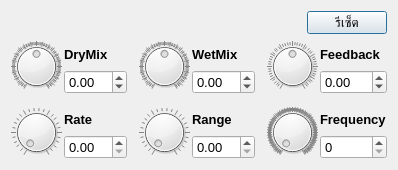
Qt form FXDialogs/AutoWahFXDialog.ui (pie62/HandyKaraoke) before a commit.
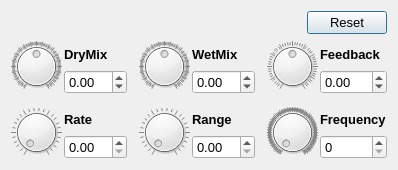
The same form after that commit. Icons and pictures are not drawn.

Commit message: change reset effect button text

```diff
--- a/FXDialogs/AutoWahFXDialog.ui
+++ b/FXDialogs/AutoWahFXDialog.ui
@@ -50,7 +50,7 @@
      <item>
       <widget class="QPushButton" name="btnReset">
        <property name="text">
-        <string>รีเซ็ต</string>
+        <string>Reset</string>
        </property>
       </widget>
      </item>
```
The commit also changes 7 other files.
